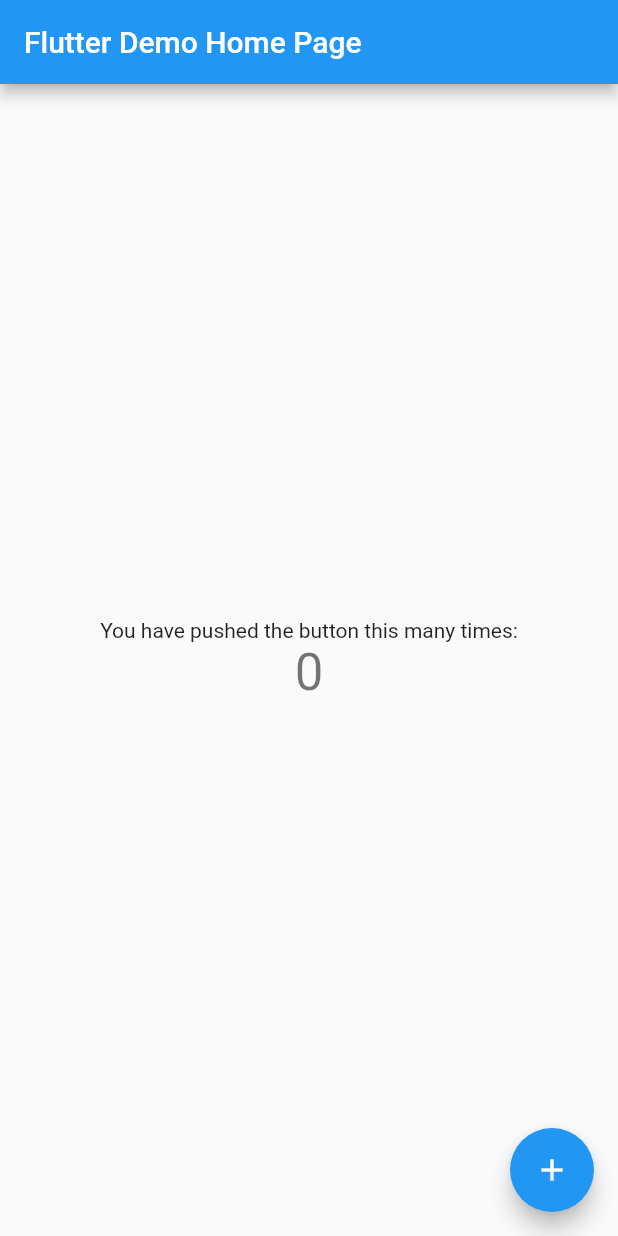
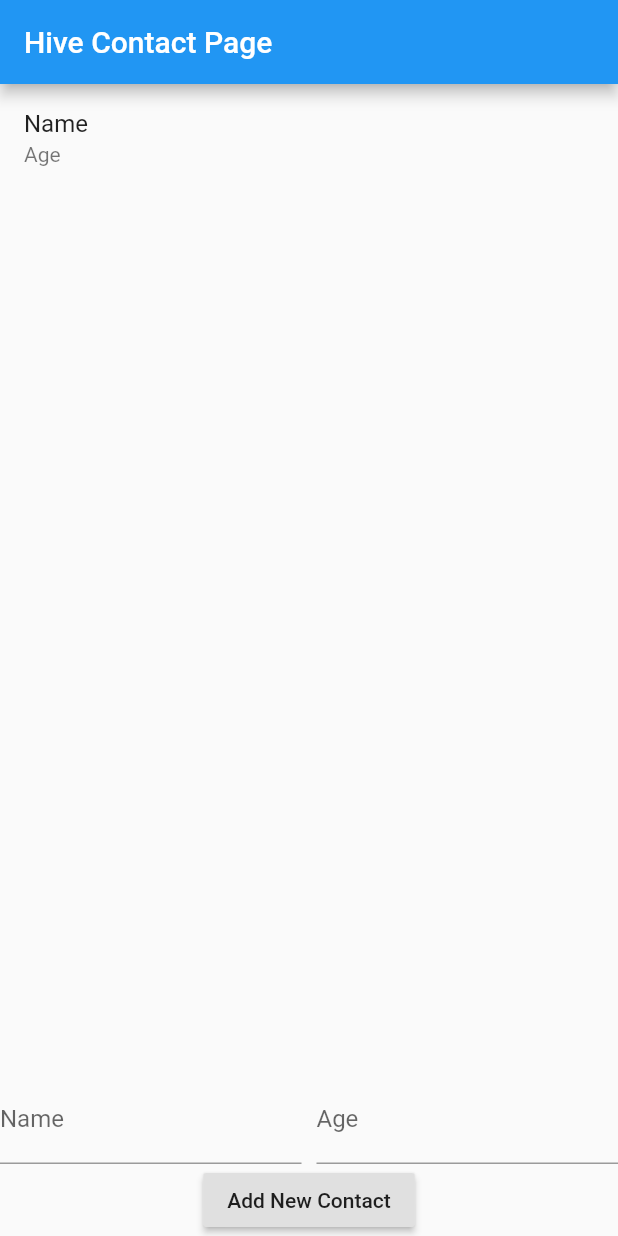
Before and after one commit to ZeeshanSalem/Flutter_Hive, a Flutter app: the screen it shows after launch, on a phone screen of 412 x 824 dp. Run offline on Flutter 3.47's test engine with Material 2 defaults, Android fonts, the phone set to English and light mode, and no system bars; our stand-ins replace hive; accounts and stored records are empty.

Commit message:
design is ready

```diff
--- a/lib/contact_page.dart
+++ b/lib/contact_page.dart
@@ -0,0 +1,32 @@
+import 'package:flutter/material.dart';
+import 'package:flutter_hive/new_contact_form.dart';
+
+class ContactPage extends StatelessWidget {
+  @override
+  Widget build(BuildContext context) {
+    return Scaffold(
+
+      appBar: AppBar(
+        title: Text("Hive Contact Page"),
+      ),
+
+      body: Column(
+        children: [
+          Expanded(child: _buildListView()),
+          NewContactForm(),
+        ],
+      ),
+    );
+  }
+
+  ListView _buildListView(){
+    return ListView(
+      children: [
+        ListTile(
+          title:  Text("Name"),
+          subtitle: Text("Age"),
+        ),
+      ],
+    );
+  }
+}
--- a/lib/main.dart
+++ b/lib/main.dart
@@ -1,117 +1,51 @@
 import 'package:flutter/material.dart';
+import 'package:flutter_hive/contact_page.dart';
+import 'package:hive/hive.dart';
+import 'package:path_provider/path_provider.dart' as path_provider;
 
-void main() {
+void main() async{
+  WidgetsFlutterBinding.ensureInitialized();
+  final appDocumentDirectory = await path_provider.getApplicationDocumentsDirectory();
+  Hive.init(appDocumentDirectory.path);
   runApp(MyApp());
 }
 
-class MyApp extends StatelessWidget {
+class MyApp extends StatefulWidget {
   // This widget is the root of your application.
+  @override
+  _MyAppState createState() => _MyAppState();
+}
+
+class _MyAppState extends State<MyApp> {
   @override
   Widget build(BuildContext context) {
     return MaterialApp(
       title: 'Flutter Demo',
       theme: ThemeData(
-        // This is the theme of your application.
-        //
-        // Try running your application with "flutter run". You'll see the
-        // application has a blue toolbar. Then, without quitting the app, try
-        // changing the primarySwatch below to Colors.green and then invoke
-        // "hot reload" (press "r" in the console where you ran "flutter run",
-        // or simply save your changes to "hot reload" in a Flutter IDE).
-        // Notice that the counter didn't reset back to zero; the application
-        // is not restarted.
+
         primarySwatch: Colors.blue,
-        // This makes the visual density adapt to the platform that you run
-        // the app on. For desktop platforms, the controls will be smaller and
-        // closer together (more dense) than on mobile platforms.
         visualDensity: VisualDensity.adaptivePlatformDensity,
       ),
-      home: MyHomePage(title: 'Flutter Demo Home Page'),
+      home: FutureBuilder(
+        future: Hive.openBox("contacts"),
+        builder: (BuildContext context, AsyncSnapshot snapshot){
+          if (snapshot.connectionState == ConnectionState.done){
+            if(snapshot.hasError)
+              return Text(snapshot.error.toString());
+            else
+              return ContactPage();
+          } else{
+            return Scaffold();
+          }
+        },
+      ),
     );
-  }
-}
-
-class MyHomePage extends StatefulWidget {
-  MyHomePage({Key key, this.title}) : super(key: key);
-
-  // This widget is the home page of your application. It is stateful, meaning
-  // that it has a State object (defined below) that contains fields that affect
-  // how it looks.
-
-  // This class is the configuration for the state. It holds the values (in this
-  // case the title) provided by the parent (in this case the App widget) and
-  // used by the build method of the State. Fields in a Widget subclass are
-  // always marked "final".
-
-  final String title;
-
-  @override
-  _MyHomePageState createState() => _MyHomePageState();
-}
-
-class _MyHomePageState extends State<MyHomePage> {
-  int _counter = 0;
-
-  void _incrementCounter() {
-    setState(() {
-      // This call to setState tells the Flutter framework that something has
-      // changed in this State, which causes it to rerun the build method below
-      // so that the display can reflect the updated values. If we changed
-      // _counter without calling setState(), then the build method would not be
-      // called again, and so nothing would appear to happen.
-      _counter++;
-    });
   }
 
   @override
-  Widget build(BuildContext context) {
-    // This method is rerun every time setState is called, for instance as done
-    // by the _incrementCounter method above.
-    //
-    // The Flutter framework has been optimized to make rerunning build methods
-    // fast, so that you can just rebuild anything that needs updating rather
-    // than having to individually change instances of widgets.
-    return Scaffold(
-      appBar: AppBar(
-        // Here we take the value from the MyHomePage object that was created by
-        // the App.build method, and use it to set our appbar title.
-        title: Text(widget.title),
-      ),
-      body: Center(
-        // Center is a layout widget. It takes a single child and positions it
-        // in the middle of the parent.
-        child: Column(
-          // Column is also a layout widget. It takes a list of children and
-          // arranges them vertically. By default, it sizes itself to fit its
-          // children horizontally, and tries to be as tall as its parent.
-          //
-          // Invoke "debug painting" (press "p" in the console, choose the
-          // "Toggle Debug Paint" action from the Flutter Inspector in Android
-          // Studio, or the "Toggle Debug Paint" command in Visual Studio Code)
-          // to see the wireframe for each widget.
-          //
-          // Column has various properties to control how it sizes itself and
-          // how it positions its children. Here we use mainAxisAlignment to
-          // center the children vertically; the main axis here is the vertical
-          // axis because Columns are vertical (the cross axis would be
-          // horizontal).
-          mainAxisAlignment: MainAxisAlignment.center,
-          children: <Widget>[
-            Text(
-              'You have pushed the button this many times:',
-            ),
-            Text(
-              '$_counter',
-              style: Theme.of(context).textTheme.headline4,
-            ),
-          ],
-        ),
-      ),
-      floatingActionButton: FloatingActionButton(
-        onPressed: _incrementCounter,
-        tooltip: 'Increment',
-        child: Icon(Icons.add),
-      ), // This trailing comma makes auto-formatting nicer for build methods.
-    );
+  void dispose() {
+    // TODO: implement dispose
+    Hive.box("contacts").close();
+    super.dispose();
   }
 }
--- a/lib/models/contact.dart
+++ b/lib/models/contact.dart
@@ -0,0 +1,5 @@
+class Contact{
+  final String name;
+  final int age;
+  Contact(this.name, this.age);
+}
--- a/lib/new_contact_form.dart
+++ b/lib/new_contact_form.dart
@@ -0,0 +1,60 @@
+import 'package:flutter/material.dart';
+
+import 'models/contact.dart';
+
+class NewContactForm extends StatefulWidget {
+  @override
+  _NewContactFormState createState() => _NewContactFormState();
+}
+
+class _NewContactFormState extends State<NewContactForm> {
+  final _formKey = GlobalKey<FormState>();
+
+  String _name;
+  String _age;
+
+  void addContact(Contact contact){
+    print("Name: ${contact.name} Age: ${contact.age}");
+  }
+  @override
+  Widget build(BuildContext context) {
+    return Form(
+        key: _formKey,
+        child: Column(
+          children: [
+            Row(
+              children: [
+                Expanded(child:
+                TextFormField(
+                  decoration: InputDecoration(labelText: "Name"),
+                  onSaved: (val) => _name = val,
+                ),),
+
+                SizedBox(width: 10,),
+
+                Expanded(child:
+                TextFormField(
+                  decoration: InputDecoration(labelText: "Age"),
+                  onSaved: (val) => _age = val,
+                ),),
+              ],
+            ),
+
+            RaisedButton(
+              child: Text("Add New Contact"),
+                onPressed: (){
+                try {
+                  _formKey.currentState.save();
+                  final newContact = Contact(_name, int.parse(_age));
+                  addContact(newContact);
+                }catch(e){
+
+                  print(e);
+                }
+                },
+            )
+          ],
+        ),
+    );
+  }
+}
```
Also changed, not shown: 2 other files.
